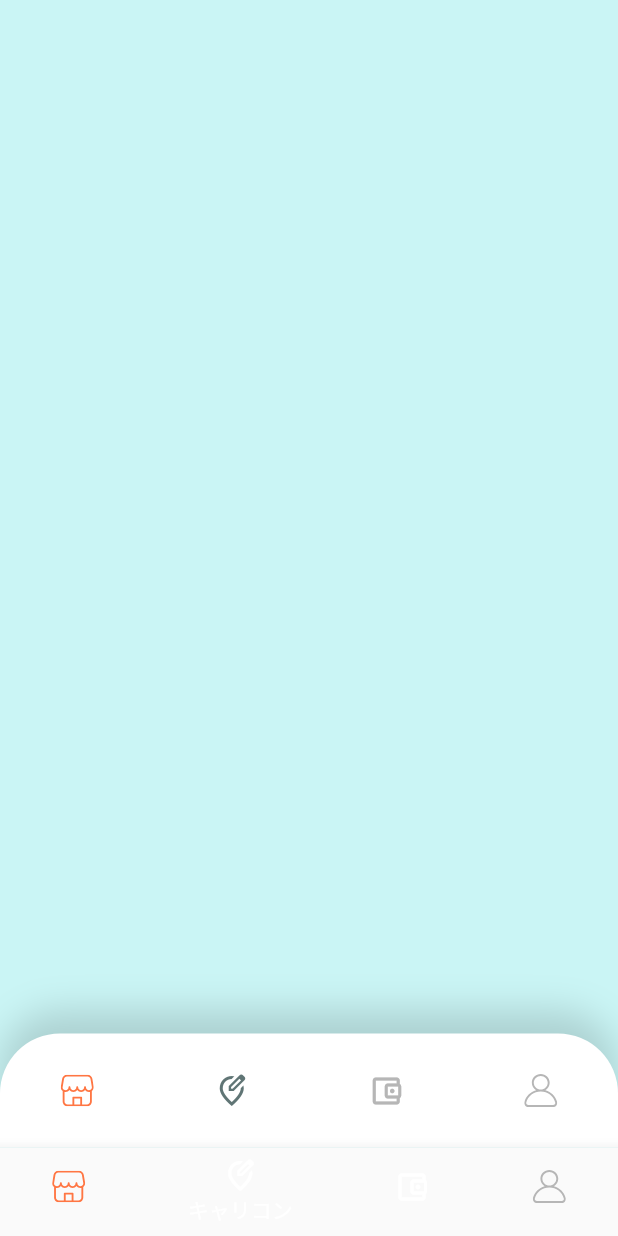
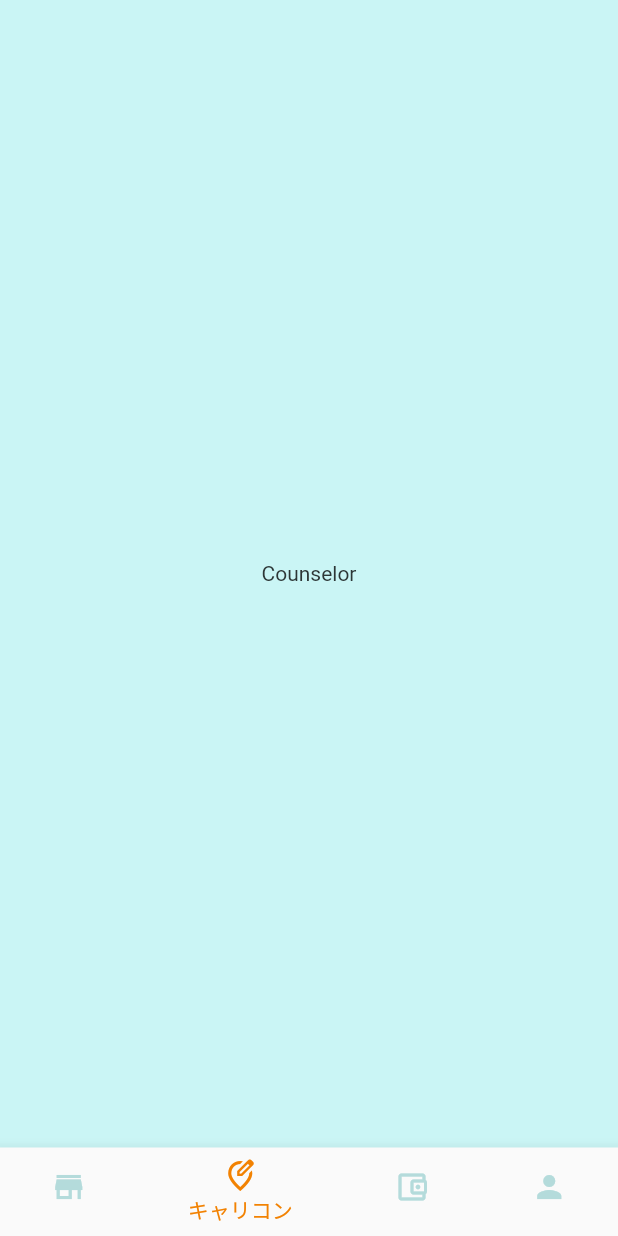
Before and after one commit to FikaStudio-code/EmanciApp, a Flutter app: the screen it shows after launch, item 2 of the bottom bar chosen, on a phone screen of 412 x 824 dp. Run offline on Flutter 3.47's test engine with Material 2 defaults, Android fonts, the phone set to English and light mode, and no system bars; our stand-ins replace flutter_svg.

Commit message:
completed bottomNavBar

```diff
--- a/lib/screens/counselor/counselor_screen.dart
+++ b/lib/screens/counselor/counselor_screen.dart
@@ -9,8 +9,12 @@ class CounselorScreen extends StatelessWidget {
   @override
   Widget build(BuildContext context) {
     return Scaffold(
-      bottomNavigationBar:
-          CustomBottomNavBar(selectedMenu: MenuState.counselor),
-    );
+        body: Container(
+      child: Center(
+        child: Text("Counselor"),
+      ),
+    )
+        //bottomNavigationBar:CustomBottomNavBar(selectedMenu: MenuState.counselor),
+        );
   }
 }
--- a/lib/screens/home/home.dart
+++ b/lib/screens/home/home.dart
@@ -1,4 +1,5 @@
 import 'package:e_commerce/components/custom_bottom_nav_bar.dart';
+import 'package:e_commerce/constants.dart';
 import 'package:e_commerce/enums.dart';
 import 'package:e_commerce/screens/counselor/counselor_screen.dart';
 import 'package:e_commerce/screens/home/home_screen.dart';
@@ -15,7 +16,7 @@ class Hoge extends StatelessWidget {
   @override
   Widget build(BuildContext context) {
     SizeConfig().init(context);
-    return Scaffold(body: Home());
+    return Home();
   }
 }
 
@@ -52,18 +53,18 @@ class _HomeState extends State<Home> {
         onTap: onTabTapped,
         currentIndex: currentIndex,
         items: [
+          BottomNavigationBarItem(icon: Icon(Icons.store), label: "ホーム"),
           BottomNavigationBarItem(
-              icon: SvgPicture.asset("assets/icons/Shop Icon.svg"),
-              label: "ホーム"),
-          BottomNavigationBarItem(
-              icon: Icon(Icons.edit_location_outlined), label: "キャリコン"),
+            icon: Icon(Icons.edit_location_outlined),
+            label: "キャリコン",
+          ),
           BottomNavigationBarItem(
               icon: Icon(Icons.account_balance_wallet_outlined),
               label: "ウォレット"),
-          BottomNavigationBarItem(
-              icon: SvgPicture.asset("assets/icons/User Icon.svg"),
-              label: "アカウント"),
+          BottomNavigationBarItem(icon: Icon(Icons.person), label: "アカウント"),
         ],
+        unselectedItemColor: kSecondaryColor,
+        selectedItemColor: Color(0xFFF28202),
       ),
     );
   }
--- a/lib/screens/home/home_screen.dart
+++ b/lib/screens/home/home_screen.dart
@@ -11,7 +11,7 @@ class HomeScreen extends StatelessWidget {
   Widget build(BuildContext context) {
     return Scaffold(
       body: Body(),
-      bottomNavigationBar: CustomBottomNavBar(selectedMenu: MenuState.home),
+      //bottomNavigationBar: CustomBottomNavBar(selectedMenu: MenuState.home),
     );
   }
 }
--- a/lib/screens/profile/profile_screen.dart
+++ b/lib/screens/profile/profile_screen.dart
@@ -12,9 +12,7 @@ class ProfileScreen extends StatelessWidget {
     SizeConfig().init(context);
     return Scaffold(
       body: Body(),
-      bottomNavigationBar: CustomBottomNavBar(
-        selectedMenu: MenuState.profile,
-      ),
+      //bottomNavigationBar: CustomBottomNavBar(selectedMenu: MenuState.profile,),
     );
   }
 }
--- a/lib/screens/wallet/wallet_screen.dart
+++ b/lib/screens/wallet/wallet_screen.dart
@@ -9,7 +9,11 @@ class WalletScreen extends StatelessWidget {
   @override
   Widget build(BuildContext context) {
     return Scaffold(
-      bottomNavigationBar: CustomBottomNavBar(selectedMenu: MenuState.wallet),
-    );
+        body: Container(
+            child: Center(
+      child: Text("Wallet"),
+    ))
+        //bottomNavigationBar: CustomBottomNavBar(selectedMenu: MenuState.wallet),
+        );
   }
 }
```
